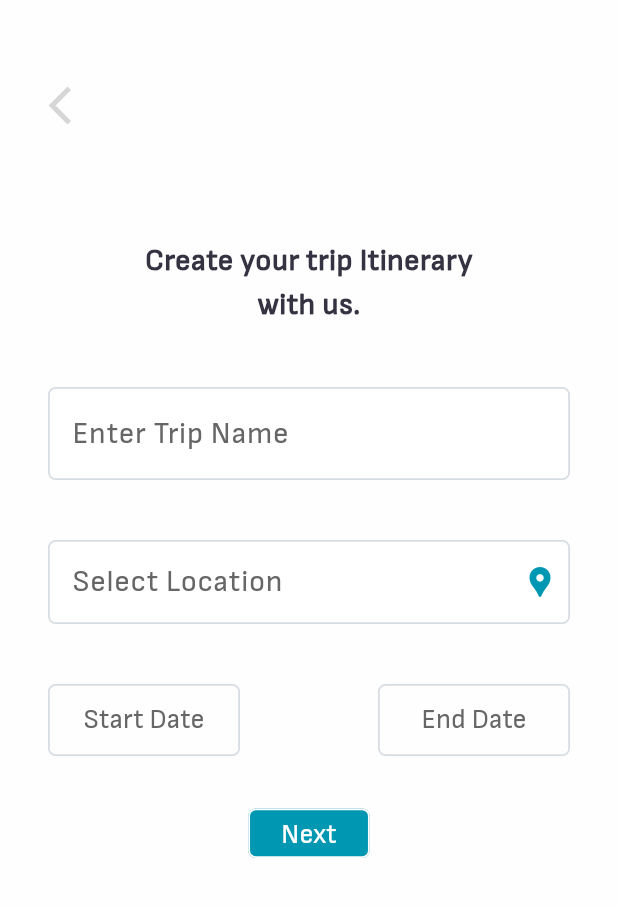
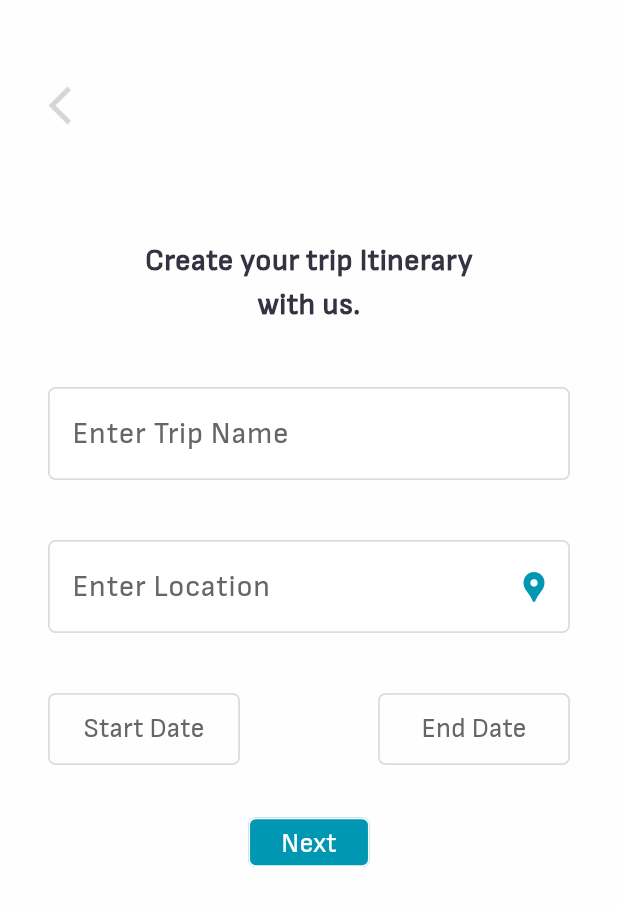
Before and after one commit to lamak-shahiwala/My-Tour-Planner, a Flutter app: the CreateTrip screen opened directly, on a phone screen of 412 x 824 dp. Shown: the top 906 px of the screen. Run offline on Flutter 3.47's test engine with Material 3 defaults, Android fonts, the phone set to English and light mode, and no system bars; our stand-ins replace flutter_svg, google_sign_in, supabase_flutter; accounts and stored records are empty; network calls fail; project files that could hold a hidden picture were left out.

Commit message:
Email and Name display, Search bar.
-  Now user's name and email is readable and fecthable throughtout the app.

- Open Street Map Api Search Field.

```diff
--- /dev/null
+++ b/lib/api_utilities/open_street_map_white_search_bar.dart
@@ -0,0 +1,128 @@
+import 'dart:convert';
+import 'package:flutter/material.dart';
+import 'package:http/http.dart' as http;
+import 'dart:async';
+
+class OpenStreetMapWhiteSearchBar extends StatefulWidget {
+  final String hintText;
+  final double topPadding;
+  final double bottomPadding;
+  final TextEditingController controller;
+
+  OpenStreetMapWhiteSearchBar({super.key,
+    this.topPadding = 0,
+    this.bottomPadding = 0,
+    required this.hintText,
+    required this.controller,
+  });
+  @override
+  _OpenStreetMapWhiteSearchBarState createState() => _OpenStreetMapWhiteSearchBarState();
+}
+
+class _OpenStreetMapWhiteSearchBarState extends State<OpenStreetMapWhiteSearchBar> {
+  List<String> _suggestions = [];
+  Timer? _debounce;
+
+  // Function to fetch location suggestions
+  void _getSuggestions(String query) {
+    if (_debounce?.isActive ?? false) _debounce!.cancel();
+    _debounce = Timer(Duration(milliseconds: 500), () async {
+      if (query.isEmpty) {
+        setState(() {
+          _suggestions.clear();
+        });
+        return;
+      }
+
+      String url = "https://nominatim.openstreetmap.org/search?format=json&q=$query";
+      final response = await http.get(Uri.parse(url));
+
+      if (response.statusCode == 200) {
+        final List<dynamic> data = json.decode(response.body);
+        List<String> places = data.map<String>((place) => place["display_name"]).toList();
+
+        setState(() {
+          _suggestions = places;
+        });
+      }
+    });
+  }
+
+  @override
+  void dispose() {
+    _debounce?.cancel();
+    super.dispose();
+  }
+
+  @override
+  Widget build(BuildContext context) {
+    const textFieldStyle = TextStyle(
+      color: Color(0xFF666666), //Color(0xFF000000),
+      fontSize: 20,
+      fontFamily: "Sofia_Sans",
+      fontWeight: FontWeight.w400,
+    );
+    const textField_placeholder = TextStyle(
+      color: Color(0xFF666666),
+      fontFamily: "Sofia_Sans",
+      fontWeight: FontWeight.w400,
+      fontSize: 20,
+    );
+    return Column(
+      children: [
+        TextField(
+          controller: widget.controller,
+          style: textFieldStyle,
+          decoration: InputDecoration(
+            hintText: widget.hintText,
+            hintStyle: textField_placeholder,
+            filled: true,
+            fillColor: Color.fromRGBO(255, 255, 255, 1),
+            border: OutlineInputBorder(
+              borderRadius: BorderRadius.circular(5),
+              borderSide: const BorderSide(
+                color: Color(0xFFD8DDE3),
+                width: 1.2,
+              ),
+            ),
+            enabledBorder: OutlineInputBorder(
+              borderRadius: BorderRadius.circular(5),
+              borderSide: const BorderSide(
+                color: Color(0xFFD8DDE3),
+                width: 1.2,
+              ),
+            ),
+            focusedBorder: OutlineInputBorder(
+              borderRadius: BorderRadius.circular(5),
+              borderSide: const BorderSide(
+                color: Color(0xFFD8DDE3),
+                width: 1.2,
+              ),
+            ),
+            suffixIcon: Icon(Icons.location_pin, color: Color(0xFF0097B2),),
+          ),
+          onChanged: _getSuggestions,
+        ),
+        if (_suggestions.isNotEmpty) // Show only if suggestions exist
+          SizedBox(
+            height: 200,
+            width: double.infinity,
+            child: ListView.builder(
+              itemCount: _suggestions.length,
+              itemBuilder: (context, index) {
+                return ListTile(
+                  title: Text(_suggestions[index]),
+                  onTap: () {
+                    widget.controller.text = _suggestions[index];
+                    setState(() {
+                      _suggestions.clear(); // Close suggestion list
+                    });
+                  },
+                );
+              },
+            ),
+          ),
+      ],
+    );
+  }
+}
--- a/lib/screens/create_trip.dart
+++ b/lib/screens/create_trip.dart
@@ -4,11 +4,12 @@
 **/
 
 import 'package:flutter/material.dart';
+import 'package:my_tour_planner/api_utilities/open_street_map_white_search_bar';
+import 'package:my_tour_planner/api_utilities/open_street_map_white_search_bar.dart';
 import 'package:my_tour_planner/screens/itinerary_screen(s)/create_itinerary.dart';
 import 'package:my_tour_planner/utilities/button/arrow_back_button.dart';
 import 'package:my_tour_planner/utilities/button/save_next_button.dart';
 import 'package:my_tour_planner/utilities/button/white_date_picker_button.dart';
-import 'package:my_tour_planner/utilities/search_bar/white_search_bar.dart';
 import 'package:my_tour_planner/utilities/text/text_styles.dart';
 import 'package:my_tour_planner/utilities/text_field/white_text_field.dart';
 import 'package:intl/intl.dart';
@@ -130,8 +131,8 @@ class _CreateTripState extends State<CreateTrip> {
                     SizedBox(
                       height: 40,
                     ),
-                    WhiteSearchBar(
-                        hintText: "Select Location", controller: location),
+                    OpenStreetMapWhiteSearchBar(hintText: "Enter Location", controller: location),
+                    //WhiteSearchBar(hintText: "Select Location", controller: location),
                     SizedBox(
                       height: 40,
                     ),
--- a/lib/screens/generate_trip.dart
+++ b/lib/screens/generate_trip.dart
@@ -4,11 +4,11 @@
 **/
 
 import 'package:flutter/material.dart';
+import 'package:my_tour_planner/api_utilities/open_street_map_white_search_bar.dart';
 import 'package:my_tour_planner/screens/itinerary_screen(s)/create_itinerary.dart';
 import 'package:my_tour_planner/utilities/button/arrow_back_button.dart';
 import 'package:my_tour_planner/utilities/button/save_next_button.dart';
 import 'package:my_tour_planner/utilities/button/white_date_picker_button.dart';
-import 'package:my_tour_planner/utilities/search_bar/white_search_bar.dart';
 import 'package:my_tour_planner/utilities/text/text_styles.dart';
 import 'package:my_tour_planner/utilities/text_field/white_text_field.dart';
 import 'package:intl/intl.dart';
@@ -121,7 +121,7 @@ class _GenerateTripState extends State<GenerateTrip> {
                     SizedBox(height: 40,),
                     WhiteTextField(labelText: "Enter Trip Name", controller: trip_name),
                     SizedBox(height: 25,),
-                    WhiteSearchBar(hintText: "Select Location", controller: location),
+                    OpenStreetMapWhiteSearchBar(hintText: "Select Location", controller: location),
                     SizedBox(height: 25,),
                     Row(
                       mainAxisAlignment: MainAxisAlignment.spaceBetween,
--- a/lib/utilities/search_bar/white_search_bar.dart
+++ /dev/null
@@ -1,52 +0,0 @@
-/*
-* White Search Bar
-* It is a Stateless Widget rn
-* in future: implement focused search bar to dynamically show suggestions..
-*/
-
-import 'package:flutter/material.dart';
-
-class WhiteSearchBar extends StatelessWidget {
-  final String hintText;
-  final TextEditingController controller;
-
-  WhiteSearchBar({
-    super.key,
-    required this.hintText,
-    required this.controller,
-  });
-
-  @override
-  Widget build(BuildContext context) {
-    const textFieldStyle = TextStyle(
-      color: Color(0xFF666666), //Color(0xFF000000),
-      fontSize: 20,
-      fontFamily: "Sofia_Sans",
-      fontWeight: FontWeight.w400,
-    );
-    const textField_placeholder = TextStyle(
-      color: Color(0xFF666666),
-      fontFamily: "Sofia_Sans",
-      fontWeight: FontWeight.w400,
-      fontSize: 20,
-    );
-
-    return SearchBar(
-      controller: controller,
-      hintText: hintText,
-      textStyle: WidgetStatePropertyAll(textFieldStyle),
-      backgroundColor: WidgetStateProperty.all(Colors.white),
-      hintStyle: WidgetStatePropertyAll(textField_placeholder),
-      side: WidgetStateProperty.all(BorderSide(
-        color: Color(0xFFD8DDE3),
-        width: 1.2,
-      )),
-      shape: WidgetStateProperty.all(
-          RoundedRectangleBorder(borderRadius: BorderRadius.circular(5))),
-      elevation: WidgetStateProperty.all(0),
-      trailing: [
-        Icon(Icons.location_pin, color: Color(0xFF0097B2),),
-      ],
-    );
-  }
-}
--- a/pubspec.yaml
+++ b/pubspec.yaml
@@ -33,6 +33,7 @@ dependencies:
   flutter_svg: ^2.0.9
   supabase_flutter: ^2.8.4
   google_sign_in: ^6.2.2
+  http: ^0.13.5
 
   # The following adds the Cupertino Icons font to your application.
   # Use with the CupertinoIcons class for iOS style icons.
```
Also changed, not shown: lib/screens/user_profile.dart (+8 -2 lines), pubspec.lock, 4 other files.
